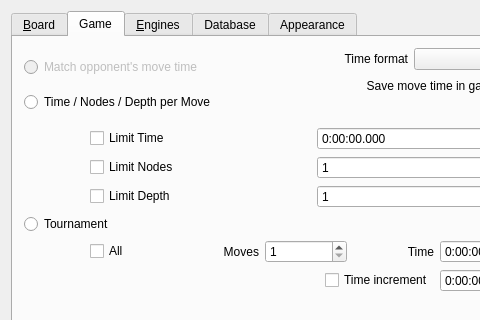
First picture: the form in src/gui/preferences.ui, repository franzm/shatrabase, before the edit; both pictures show x 0 to 480 and y 0 to 320 of the 561 by 574 pixel window.
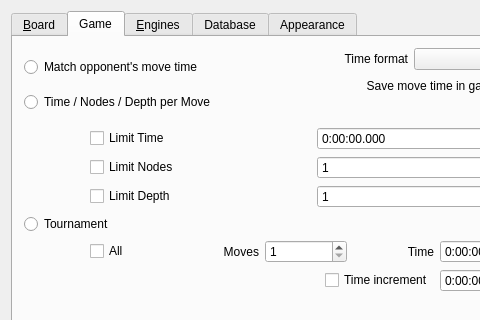
Second picture: the form after the edit. Custom widgets are drawn as their Qt base class.

Commit message: enabled "match opponents time"

What changed in the file:
```diff
--- a/src/gui/preferences.ui
+++ b/src/gui/preferences.ui
@@ -427,7 +427,7 @@
            <item>
             <widget class="QRadioButton" name="cbMatchTime">
              <property name="enabled">
-              <bool>false</bool>
+              <bool>true</bool>
              </property>
              <property name="text">
               <string>Match opponent's move time</string>
```
The commit also changes 1 other file.
